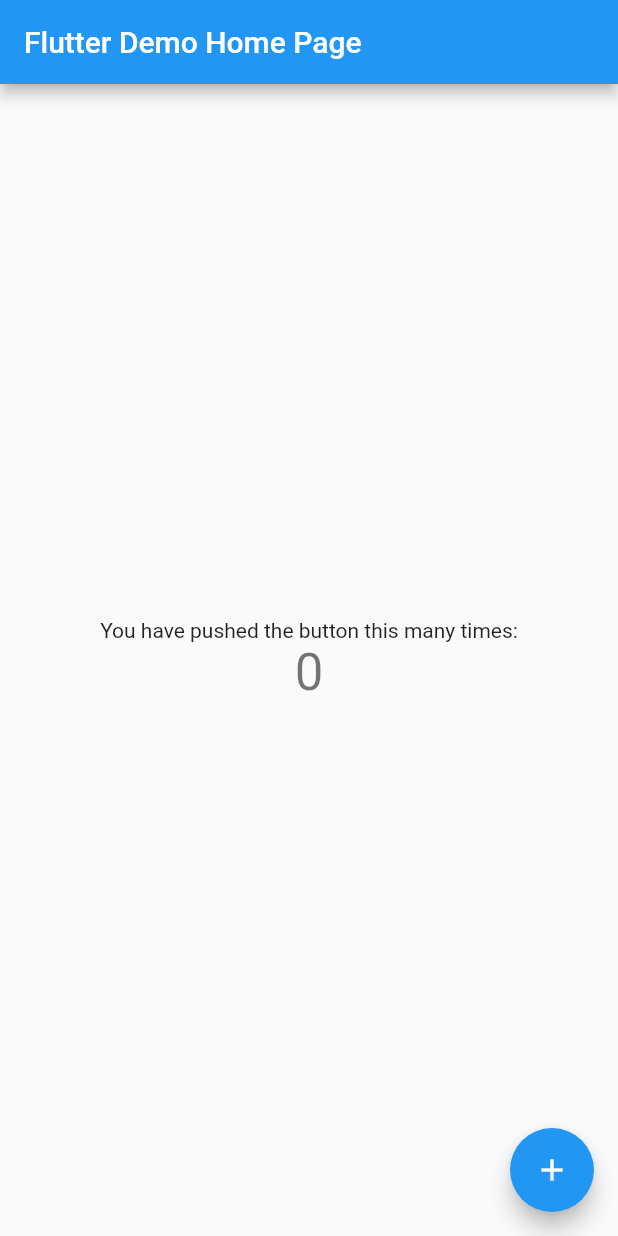
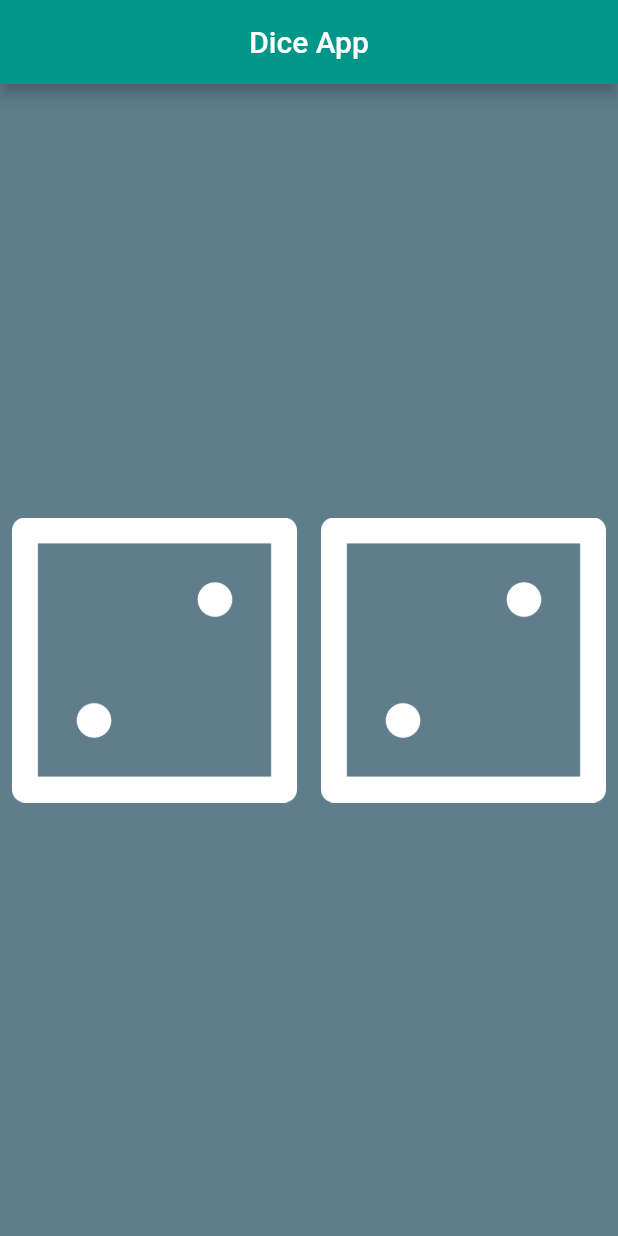
Before and after one commit to celeste1110/flutter_codigo5_dice, a Flutter app: the screen it shows after launch, on a phone screen of 412 x 824 dp. Run offline on Flutter 3.47's test engine with Material 2 defaults, Android fonts, the phone set to English and light mode, and no system bars.

Commit message:
dice_cambios

```diff
--- a/lib/main.dart
+++ b/lib/main.dart
@@ -1,115 +1,83 @@
+import 'dart:math';
+
 import 'package:flutter/material.dart';
 
 void main() {
-  runApp(const MyApp());
+  runApp(MyApp());
 }
 
 class MyApp extends StatelessWidget {
   const MyApp({Key? key}) : super(key: key);
 
-  // This widget is the root of your application.
   @override
   Widget build(BuildContext context) {
     return MaterialApp(
-      title: 'Flutter Demo',
-      theme: ThemeData(
-        // This is the theme of your application.
-        //
-        // Try running your application with "flutter run". You'll see the
-        // application has a blue toolbar. Then, without quitting the app, try
-        // changing the primarySwatch below to Colors.green and then invoke
-        // "hot reload" (press "r" in the console where you ran "flutter run",
-        // or simply save your changes to "hot reload" in a Flutter IDE).
-        // Notice that the counter didn't reset back to zero; the application
-        // is not restarted.
-        primarySwatch: Colors.blue,
-      ),
-      home: const MyHomePage(title: 'Flutter Demo Home Page'),
+      debugShowCheckedModeBanner: false,
+      home: DicePage(),
     );
   }
 }
 
-class MyHomePage extends StatefulWidget {
-  const MyHomePage({Key? key, required this.title}) : super(key: key);
+class DicePage extends StatefulWidget {
 
-  // This widget is the home page of your application. It is stateful, meaning
-  // that it has a State object (defined below) that contains fields that affect
-  // how it looks.
-
-  // This class is the configuration for the state. It holds the values (in this
-  // case the title) provided by the parent (in this case the App widget) and
-  // used by the build method of the State. Fields in a Widget subclass are
-  // always marked "final".
-
-  final String title;
 
   @override
-  State<MyHomePage> createState() => _MyHomePageState();
+  State<DicePage> createState() => _DicePageState();
 }
 
-class _MyHomePageState extends State<MyHomePage> {
-  int _counter = 0;
-
-  void _incrementCounter() {
-    setState(() {
-      // This call to setState tells the Flutter framework that something has
-      // changed in this State, which causes it to rerun the build method below
-      // so that the display can reflect the updated values. If we changed
-      // _counter without calling setState(), then the build method would not be
-      // called again, and so nothing would appear to happen.
-      _counter++;
-    });
-  }
+class _DicePageState extends State<DicePage> {
+  int leftDice=2;
+  int rigthDice=2;
 
   @override
   Widget build(BuildContext context) {
-    // This method is rerun every time setState is called, for instance as done
-    // by the _incrementCounter method above.
-    //
-    // The Flutter framework has been optimized to make rerunning build methods
-    // fast, so that you can just rebuild anything that needs updating rather
-    // than having to individually change instances of widgets.
     return Scaffold(
+      backgroundColor: Colors.blueGrey,
       appBar: AppBar(
-        // Here we take the value from the MyHomePage object that was created by
-        // the App.build method, and use it to set our appbar title.
-        title: Text(widget.title),
+        backgroundColor: Colors.teal,
+        title: Text("Dice App"),
+        centerTitle: true,
       ),
       body: Center(
-        // Center is a layout widget. It takes a single child and positions it
-        // in the middle of the parent.
-        child: Column(
-          // Column is also a layout widget. It takes a list of children and
-          // arranges them vertically. By default, it sizes itself to fit its
-          // children horizontally, and tries to be as tall as its parent.
-          //
-          // Invoke "debug painting" (press "p" in the console, choose the
-          // "Toggle Debug Paint" action from the Flutter Inspector in Android
-          // Studio, or the "Toggle Debug Paint" command in Visual Studio Code)
-          // to see the wireframe for each widget.
-          //
-          // Column has various properties to control how it sizes itself and
-          // how it positions its children. Here we use mainAxisAlignment to
-          // center the children vertically; the main axis here is the vertical
-          // axis because Columns are vertical (the cross axis would be
-          // horizontal).
-          mainAxisAlignment: MainAxisAlignment.center,
-          children: <Widget>[
-            const Text(
-              'You have pushed the button this many times:',
+        child: Row(
+          children: [
+            Expanded(
+              flex: 1,
+              child:
+              TextButton(
+                onPressed:(){
+                  leftDice=1 + Random().nextInt(6);
+                  rigthDice=1 + Random().nextInt(6);
+                  setState(() {
+
+                  });
+
+                } ,
+                child: Image.asset(
+                  'assets/images/dice$leftDice.png',
+                ),
+              ),
             ),
-            Text(
-              '$_counter',
-              style: Theme.of(context).textTheme.headline4,
+            Expanded(
+              flex: 1,
+              child:
+              TextButton(
+                onPressed: (){
+                  leftDice=1 + Random().nextInt(6);
+                  rigthDice=1 + Random().nextInt(6);
+                  setState(() {
+
+                  });
+                },
+                child: Image.asset(
+                  'assets/images/dice$rigthDice.png',
+                ),
+              ),
             ),
+
           ],
         ),
       ),
-      floatingActionButton: FloatingActionButton(
-        onPressed: _incrementCounter,
-        tooltip: 'Increment',
-        child: const Icon(Icons.add),
-      ), // This trailing comma makes auto-formatting nicer for build methods.
     );
   }
 }
--- a/pubspec.yaml
+++ b/pubspec.yaml
@@ -58,8 +58,8 @@ flutter:
   uses-material-design: true
 
   # To add assets to your application, add an assets section, like this:
-  # assets:
-  #   - images/a_dot_burr.jpeg
+  assets:
+    - assets/images/
   #   - images/a_dot_ham.jpeg
 
   # An image asset can refer to one or more resolution-specific "variants", see
```
Also changed, not shown: assets/images/dice1.png (added), assets/images/dice2.png (added), assets/images/dice3.png (added), assets/images/dice4.png (added), assets/images/dice5.png (added), assets/images/dice6.png (added).
